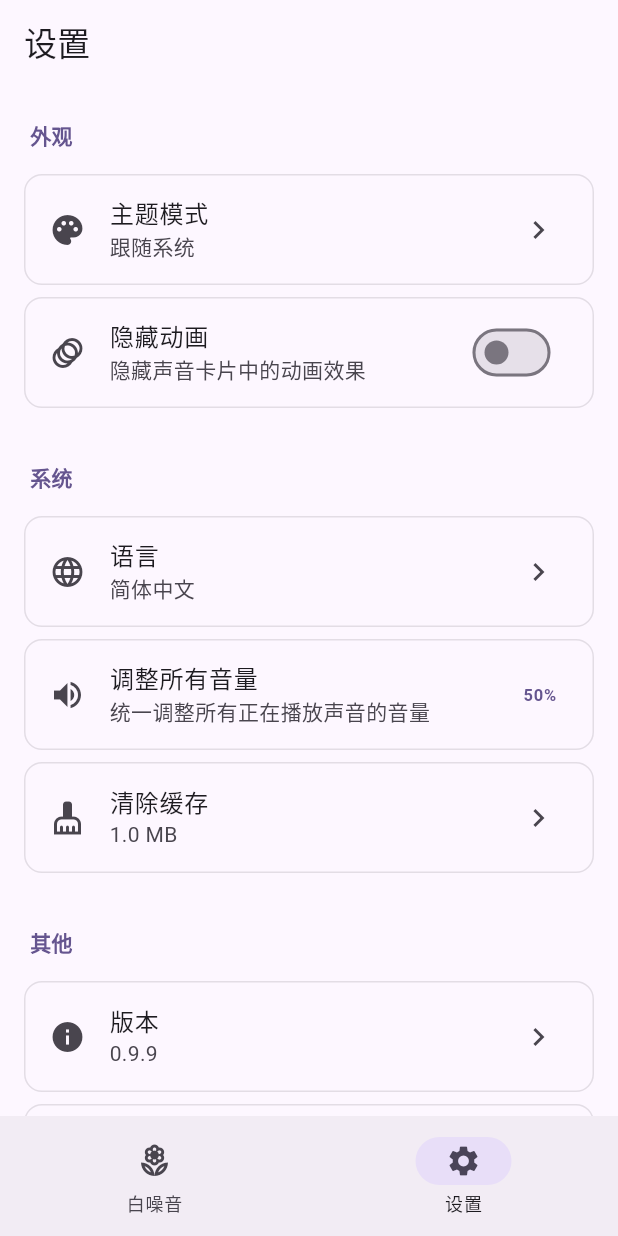
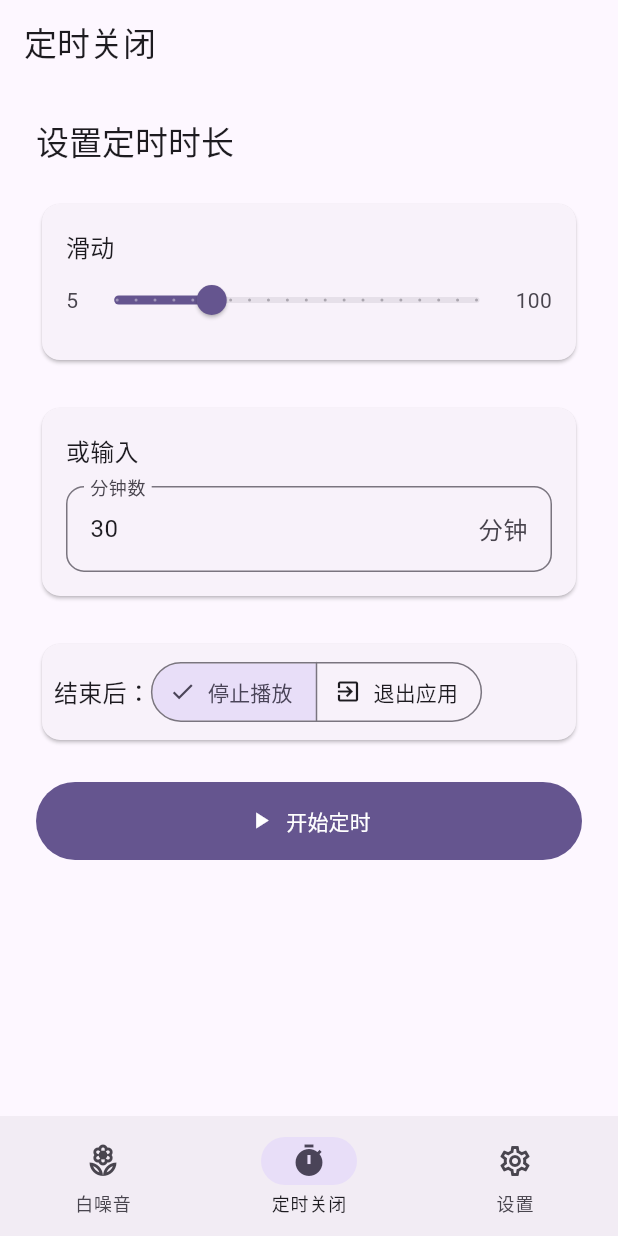
Before and after one commit to qinshah/xmsleepx, a Flutter app: the screen it shows after launch, item 2 of the bottom bar chosen, on a phone screen of 412 x 824 dp. Run offline on Flutter 3.47's test engine with Material 3 defaults, Android fonts, the light colour scheme and no system bars; our stand-ins replace audioplayers, hive_ce, package_info_plus, shared_preferences; accounts and stored records are empty.

Commit message:
feat(定时关闭)

```diff
--- a/lib/app/app_view.dart
+++ b/lib/app/app_view.dart
@@ -2,6 +2,7 @@ import 'package:flutter/material.dart';
 import 'package:provider/provider.dart';
 import 'package:xmsleepx/app/state_mgmt/sound_manager.dart';
 import 'package:xmsleepx/app/theme.dart';
+import 'package:xmsleepx/timed_off/timed_off_page_view.dart';
 import 'package:xmsleepx/ui/home/home_page.dart';
 import 'package:xmsleepx/ui/settings/settings_page.dart';
 
@@ -98,6 +99,7 @@ class _MainPageState extends State<MainPage> {
 
   List<Widget> get _pages => [
     const HomePage(),
+    const TimedOffPageView(),
     SettingsPage(onThemeChanged: widget.onThemeChanged),
   ];
 
@@ -119,6 +121,11 @@ class _MainPageState extends State<MainPage> {
             label: '白噪音',
           ),
           NavigationDestination(
+            icon: Icon(Icons.timer_outlined),
+            selectedIcon: Icon(Icons.timer),
+            label: '定时关闭',
+          ),
+          NavigationDestination(
             icon: Icon(Icons.settings_outlined),
             selectedIcon: Icon(Icons.settings),
             label: '设置',
--- /dev/null
+++ b/lib/timed_off/sleep_timer.dart
@@ -0,0 +1,37 @@
+import 'dart:async';
+import 'dart:io';
+
+import 'package:flutter/foundation.dart';
+import 'package:xmsleepx/app/state_mgmt/sound_manager.dart';
+
+class SleepTimer {
+  SleepTimer._();
+
+  static final i = SleepTimer._();
+
+  Timer _timer = Timer(Duration.zero, () {});
+
+  final _timerNotifier = ValueNotifier<Duration?>(null);
+
+  ValueNotifier<Duration?> get timerNotifier => _timerNotifier;
+
+  Duration? get _remainingTime => _timerNotifier.value;
+
+  void set({required Duration duration, bool isExit = false}) {
+    _timerNotifier.value = duration;
+    _timer.cancel();
+    _timer = Timer.periodic((const Duration(seconds: 1)), (timer) {
+      _timerNotifier.value = _remainingTime! - Duration(seconds: 1);
+      if (_remainingTime! <= Duration.zero) {
+        timer.cancel();
+        _timerNotifier.value = null;
+        isExit ? exit(0) : SoundManager.i.stopAllSound();
+      }
+    });
+  }
+
+  void cancel() {
+    _timer.cancel();
+    _timerNotifier.value = null;
+  }
+}
--- /dev/null
+++ b/lib/timed_off/timed_off_page_view.dart
@@ -0,0 +1,274 @@
+import 'package:flutter/material.dart';
+import 'package:flutter/services.dart';
+import 'package:xmsleepx/timed_off/sleep_timer.dart';
+
+class TimedOffPageView extends StatefulWidget {
+  const TimedOffPageView({super.key});
+
+  @override
+  State<TimedOffPageView> createState() => _TimedOffPageViewState();
+}
+
+class _TimedOffPageViewState extends State<TimedOffPageView> {
+  final _sliderMin = 5.0;
+  final _sliderMax = 100.0;
+  int _minutes = 30;
+  late final _textController = TextEditingController(text: _minutes.toString());
+  bool _isExitApp = false; // false: 停止播放, true: 退出应用
+
+  @override
+  void dispose() {
+    _textController.dispose();
+    super.dispose();
+  }
+
+  void _onSliderChanged(double value) {
+    setState(() {
+      _minutes = value.toInt();
+      _textController.text = _minutes.toString();
+    });
+  }
+
+  void _onTextChanged(String value) {
+    final intValue = int.tryParse(value);
+    if (intValue != null && intValue > 0) {
+      setState(() {
+        _minutes = intValue;
+      });
+    }
+  }
+
+  void _startTimer() {
+    SleepTimer.i.set(
+      duration: Duration(minutes: _minutes),
+      isExit: _isExitApp,
+    );
+  }
+
+  void _cancelTimer() {
+    setState(() {
+      SleepTimer.i.cancel();
+    });
+  }
+
+  String _formatDuration(Duration duration) {
+    final hours = duration.inHours;
+    final minutes = duration.inMinutes.remainder(60);
+    final seconds = duration.inSeconds.remainder(60);
+
+    if (hours > 0) {
+      return '${hours.toString().padLeft(2, '0')}:${minutes.toString().padLeft(2, '0')}:${seconds.toString().padLeft(2, '0')}';
+    } else {
+      return '${minutes.toString().padLeft(2, '0')}:${seconds.toString().padLeft(2, '0')}';
+    }
+  }
+
+  @override
+  Widget build(BuildContext context) {
+    final theme = Theme.of(context);
+    final colorScheme = theme.colorScheme;
+
+    return Scaffold(
+      appBar: AppBar(
+        title: const Text('定时关闭'),
+        backgroundColor: colorScheme.surface,
+        foregroundColor: colorScheme.onSurface,
+      ),
+      body: ValueListenableBuilder(
+        valueListenable: SleepTimer.i.timerNotifier,
+        builder: (context, remainTime, child) {
+          return ListView(
+            padding: const EdgeInsets.all(24.0),
+            children: remainTime != null
+                ? [
+                    SizedBox(height: 100),
+                    Card(
+                      color: colorScheme.primaryContainer,
+                      child: Padding(
+                        padding: const EdgeInsets.all(16.0),
+                        child: Column(
+                          children: [
+                            Icon(
+                              Icons.timer,
+                              size: 48,
+                              color: colorScheme.onPrimaryContainer,
+                            ),
+                            const SizedBox(height: 8),
+                            Text(
+                              '剩余时间',
+                              style: theme.textTheme.titleMedium?.copyWith(
+                                color: colorScheme.onPrimaryContainer,
+                              ),
+                            ),
+                            const SizedBox(height: 4),
+                            Text(
+                              _formatDuration(remainTime),
+                              style: theme.textTheme.headlineMedium?.copyWith(
+                                color: colorScheme.onPrimaryContainer,
+                                fontWeight: FontWeight.bold,
+                              ),
+                            ),
+                            const SizedBox(height: 8),
+                            Text(
+                              '结束后将${_isExitApp ? "退出应用" : "停止播放"}',
+                              style: theme.textTheme.bodyMedium?.copyWith(
+                                color: colorScheme.onPrimaryContainer,
+                              ),
+                            ),
+                          ],
+                        ),
+                      ),
+                    ),
+                    SizedBox(height: 24),
+                    FilledButton.icon(
+                      onPressed: _cancelTimer,
+                      icon: const Icon(Icons.stop),
+                      label: const Text('取消定时'),
+                      style: FilledButton.styleFrom(
+                        backgroundColor: colorScheme.error,
+                        foregroundColor: colorScheme.onError,
+                        padding: const EdgeInsets.symmetric(vertical: 16),
+                      ),
+                    ),
+                  ]
+                : [
+                    Text(
+                      '设置定时时长',
+                      style: theme.textTheme.titleLarge?.copyWith(
+                        color: colorScheme.onSurface,
+                      ),
+                    ),
+                    const SizedBox(height: 24),
+                    Card(
+                      child: Padding(
+                        padding: const EdgeInsets.all(16.0),
+                        child: Column(
+                          crossAxisAlignment: CrossAxisAlignment.start,
+                          children: [
+                            Text(
+                              '滑动',
+                              style: theme.textTheme.titleMedium?.copyWith(
+                                color: colorScheme.onSurface,
+                              ),
+                            ),
+                            Row(
+                              mainAxisAlignment: MainAxisAlignment.spaceBetween,
+                              children: [
+                                Text(
+                                  _sliderMin.toStringAsFixed(0),
+                                  style: theme.textTheme.bodyMedium?.copyWith(
+                                    color: colorScheme.onSurfaceVariant,
+                                  ),
+                                ),
+                                Expanded(
+                                  child: Slider(
+                                    value: _minutes.toDouble().clamp(
+                                      _sliderMin,
+                                      _sliderMax,
+                                    ),
+                                    label: _minutes.toString(),
+                                    min: _sliderMin,
+                                    max: _sliderMax,
+                                    divisions: (_sliderMax - _sliderMin) ~/ 5,
+                                    onChanged: _onSliderChanged,
+                                  ),
+                                ),
+                                Text(
+                                  _sliderMax.toStringAsFixed(0),
+                                  style: theme.textTheme.bodyMedium?.copyWith(
+                                    color: colorScheme.onSurfaceVariant,
+                                  ),
+                                ),
+                              ],
+                            ),
+                          ],
+                        ),
+                      ),
+                    ),
+                    const SizedBox(height: 24),
+                    Card(
+                      child: Padding(
+                        padding: const EdgeInsets.all(16.0),
+                        child: Column(
+                          crossAxisAlignment: CrossAxisAlignment.start,
+                          children: [
+                            Text(
+                              '或输入',
+                              style: theme.textTheme.titleMedium?.copyWith(
+                                color: colorScheme.onSurface,
+                              ),
+                            ),
+                            const SizedBox(height: 12),
+                            TextField(
+                              controller: _textController,
+                              keyboardType: TextInputType.number,
+                              inputFormatters: [
+                                FilteringTextInputFormatter.digitsOnly,
+                              ],
+                              onChanged: _onTextChanged,
+                              decoration: InputDecoration(
+                                labelText: '分钟数',
+                                border: OutlineInputBorder(
+                                  borderRadius: BorderRadius.circular(12),
+                                ),
+                                suffixText: '分钟',
+                              ),
+                            ),
+                          ],
+                        ),
+                      ),
+                    ),
+                    const SizedBox(height: 24),
+                    // 定时行为选择
+                    Card(
+                      child: Padding(
+                        padding: const EdgeInsets.all(8.0),
+                        child: Row(
+                          children: [
+                            Text(
+                              '结束后：',
+                              style: theme.textTheme.titleMedium?.copyWith(
+                                color: colorScheme.onSurface,
+                              ),
+                            ),
+                            const SizedBox(height: 12),
+                            SegmentedButton<bool>(
+                              segments: const [
+                                ButtonSegment<bool>(
+                                  value: false,
+                                  label: Text('停止播放'),
+                                  icon: Icon(Icons.stop),
+                                ),
+                                ButtonSegment<bool>(
+                                  value: true,
+                                  label: Text('退出应用'),
+                                  icon: Icon(Icons.exit_to_app),
+                                ),
+                              ],
+                              selected: {_isExitApp},
+                              onSelectionChanged: (Set<bool> newSelection) {
+                                setState(() {
+                                  _isExitApp = newSelection.first;
+                                });
+                              },
+                            ),
+                          ],
+                        ),
+                      ),
+                    ),
+                    const SizedBox(height: 24),
+                    FilledButton.icon(
+                      onPressed: _startTimer,
+                      icon: const Icon(Icons.play_arrow),
+                      label: const Text('开始定时'),
+                      style: FilledButton.styleFrom(
+                        padding: const EdgeInsets.symmetric(vertical: 16),
+                      ),
+                    ),
+                  ],
+          );
+        },
+      ),
+    );
+  }
+}
--- a/lib/ui/settings/settings_page.dart
+++ b/lib/ui/settings/settings_page.dart
@@ -395,8 +395,8 @@ class _SettingsPageState extends State<SettingsPage> {
                   const SizedBox(height: 16),
                   Slider(
                     value: inDialogVolume,
-                    min: 0,
-                    max: 1,
+                    min: 0.0,
+                    max: 1.0,
                     divisions: 20,
                     onChanged: (value) {
                       setDialogState(() => inDialogVolume = value);
```
